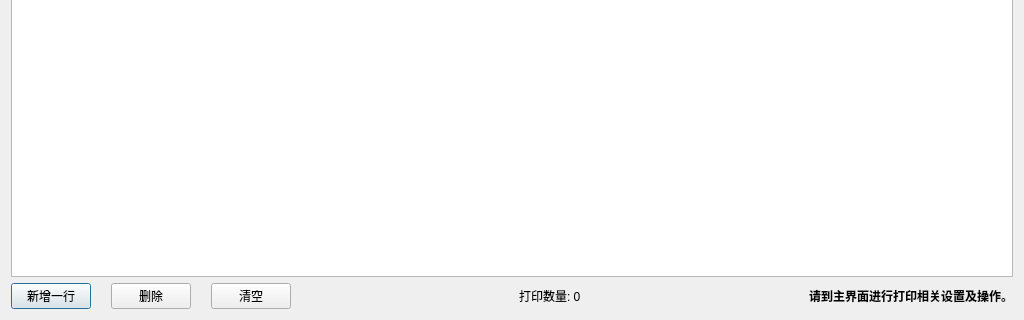
Before: the Qt Designer form DialogReject.ui in wlffeng2008/AkkoLabelPrinter, drawn with Qt 5; both pictures show x 0 to 1024 and y 448 to 768 of the 1024 by 768 pixel window.
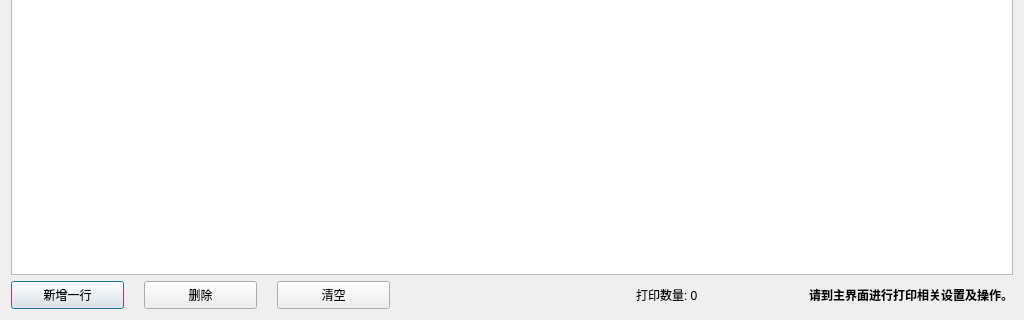
After: the same form once the commit is applied.

```diff
--- a/DialogReject.ui
+++ b/DialogReject.ui
@@ -25,12 +25,18 @@
     </widget>
    </item>
    <item>
-    <layout class="QHBoxLayout" name="horizontalLayout">
+    <layout class="QHBoxLayout" name="horizontalLayout" stretch="1,1,1,2,1,0,1">
      <property name="spacing">
       <number>20</number>
      </property>
      <item>
       <widget class="QPushButton" name="pushButtonAdd">
+       <property name="minimumSize">
+        <size>
+         <width>100</width>
+         <height>28</height>
+        </size>
+       </property>
        <property name="cursor">
         <cursorShape>PointingHandCursor</cursorShape>
        </property>
@@ -41,6 +47,12 @@
      </item>
      <item>
       <widget class="QPushButton" name="pushButtonDel">
+       <property name="minimumSize">
+        <size>
+         <width>100</width>
+         <height>28</height>
+        </size>
+       </property>
        <property name="cursor">
         <cursorShape>PointingHandCursor</cursorShape>
        </property>
@@ -51,6 +63,12 @@
      </item>
      <item>
       <widget class="QPushButton" name="pushButtonClear">
+       <property name="minimumSize">
+        <size>
+         <width>100</width>
+         <height>28</height>
+        </size>
+       </property>
        <property name="cursor">
         <cursorShape>PointingHandCursor</cursorShape>
        </property>
```
